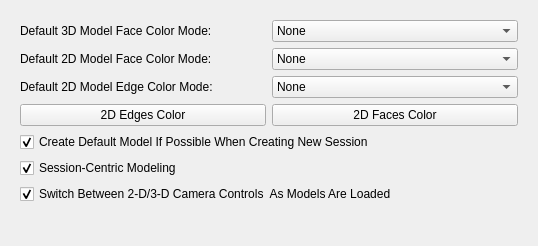
cnsuhao/cmb, file Source/Applications/ModelBuilder/pqCMBModelBuilderOptions.ui: the form before one commit.
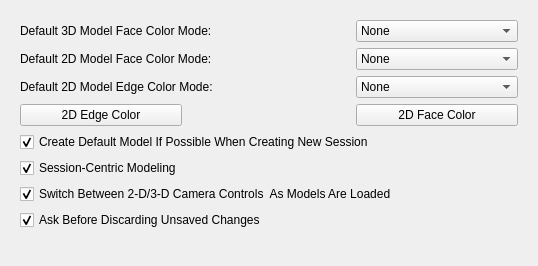
The form after the commit. Custom widgets are drawn as their Qt base class.

Commit message: Provide user pref. to avoid unsaved-work warnings.

```diff
--- a/Source/Applications/ModelBuilder/pqCMBModelBuilderOptions.ui
+++ b/Source/Applications/ModelBuilder/pqCMBModelBuilderOptions.ui
@@ -7,13 +7,13 @@
     <x>0</x>
     <y>0</y>
     <width>538</width>
-    <height>246</height>
+    <height>266</height>
    </rect>
   </property>
   <property name="windowTitle">
    <string>Form</string>
   </property>
-  <layout class="QVBoxLayout">
+  <layout class="QVBoxLayout" name="verticalLayout">
    <item>
     <widget class="QStackedWidget" name="stackedWidget">
      <property name="currentIndex">
@@ -21,14 +21,14 @@
      </property>
      <widget class="QWidget" name="ModelBuilder">
       <layout class="QGridLayout" name="gridLayout_2">
-       <item row="0" column="0">
+       <item row="0" column="0" colspan="2">
         <widget class="QLabel" name="label_4">
          <property name="text">
           <string>Default 3D Model Face Color Mode:</string>
          </property>
         </widget>
        </item>
-       <item row="0" column="1">
+       <item row="0" column="2">
         <widget class="QComboBox" name="Default3DFaceColorMode">
          <item>
           <property name="text">
@@ -57,14 +57,14 @@
          </item>
         </widget>
        </item>
-       <item row="1" column="0">
+       <item row="1" column="0" colspan="2">
         <widget class="QLabel" name="label_5">
          <property name="text">
           <string>Default 2D Model Face Color Mode:</string>
          </property>
         </widget>
        </item>
-       <item row="1" column="1">
+       <item row="1" column="2">
         <widget class="QComboBox" name="Default2DFaceColorMode">
          <item>
           <property name="text">
@@ -83,14 +83,14 @@
          </item>
         </widget>
        </item>
-       <item row="2" column="0">
+       <item row="2" column="0" colspan="2">
         <widget class="QLabel" name="label_6">
          <property name="text">
           <string>Default 2D Model Edge Color Mode:</string>
          </property>
         </widget>
        </item>
-       <item row="2" column="1">
+       <item row="2" column="2">
         <widget class="QComboBox" name="Default2DEdgeColorMode">
          <item>
           <property name="text">
@@ -128,11 +128,11 @@
           </sizepolicy>
          </property>
          <property name="text">
-          <string>2D Edges Color</string>
+          <string>2D Edge Color</string>
          </property>
         </widget>
        </item>
-       <item row="3" column="1">
+       <item row="3" column="2">
         <widget class="pqColorChooserButton" name="DefaultPolygonColor">
          <property name="sizePolicy">
           <sizepolicy hsizetype="Minimum" vsizetype="Fixed">
@@ -141,11 +141,11 @@
           </sizepolicy>
          </property>
          <property name="text">
-          <string>2D Faces Color</string>
+          <string>2D Face Color</string>
          </property>
         </widget>
        </item>
-       <item row="4" column="0" colspan="2">
+       <item row="4" column="0" colspan="3">
         <widget class="QCheckBox" name="defaultSessionModelBox">
          <property name="text">
           <string>Create Default Model If Possible When Creating New Session</string>
@@ -155,7 +155,7 @@
          </property>
         </widget>
        </item>
-       <item row="5" column="0">
+       <item row="5" column="0" colspan="2">
         <widget class="QCheckBox" name="sessionCentricModelingBox">
          <property name="text">
           <string>Session-Centric Modeling</string>
@@ -165,7 +165,7 @@
          </property>
         </widget>
        </item>
-       <item row="6" column="0" colspan="2">
+       <item row="6" column="0" colspan="3">
         <widget class="QCheckBox" name="autoSwitchManipulatorBox">
          <property name="text">
           <string>Switch Between 2-D/3-D Camera Controls  As Models Are Loaded</string>
@@ -175,7 +175,17 @@
          </property>
         </widget>
        </item>
-       <item row="7" column="1">
+       <item row="7" column="0" colspan="3">
+        <widget class="QCheckBox" name="askBeforeDiscardingChangesBox">
+         <property name="text">
+          <string>Ask Before Discarding Unsaved Changes</string>
+         </property>
+         <property name="checked">
+          <bool>true</bool>
+         </property>
+        </widget>
+       </item>
+       <item row="8" column="1">
         <spacer name="verticalSpacer">
          <property name="orientation">
           <enum>Qt::Vertical</enum>
@@ -233,6 +243,8 @@
     </widget>
    </item>
   </layout>
+  <zorder>stackedWidget</zorder>
+  <zorder>askBeforeDiscardingChangesBox</zorder>
  </widget>
  <customwidgets>
   <customwidget>
```
The commit also changes 3 other files.
